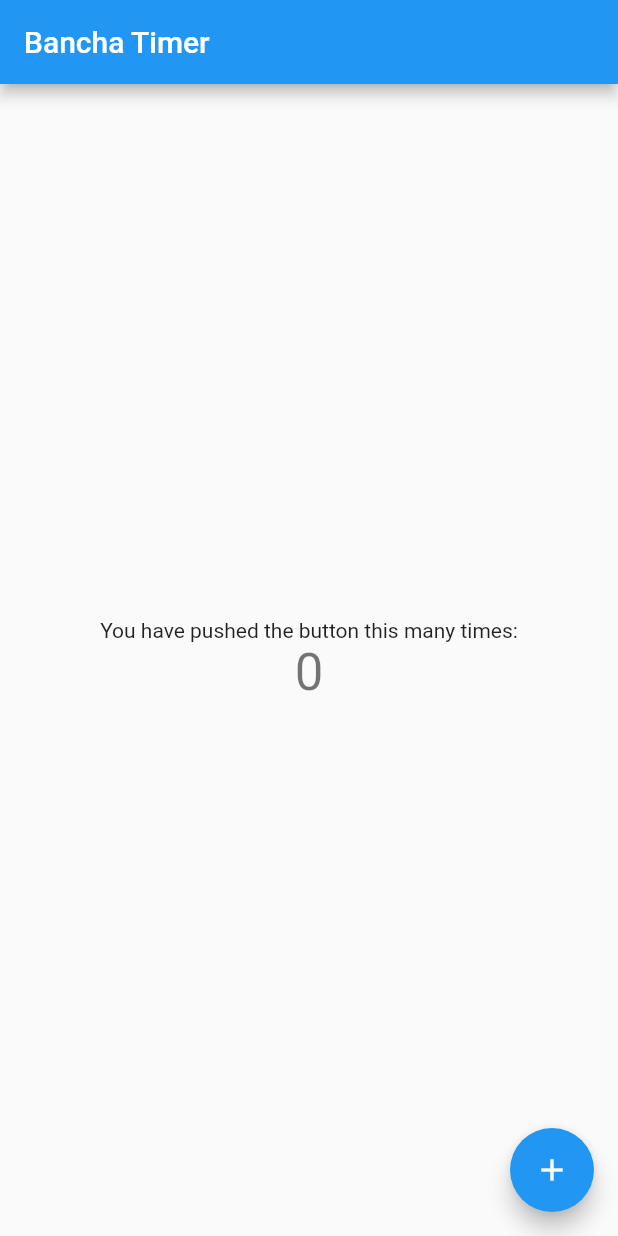
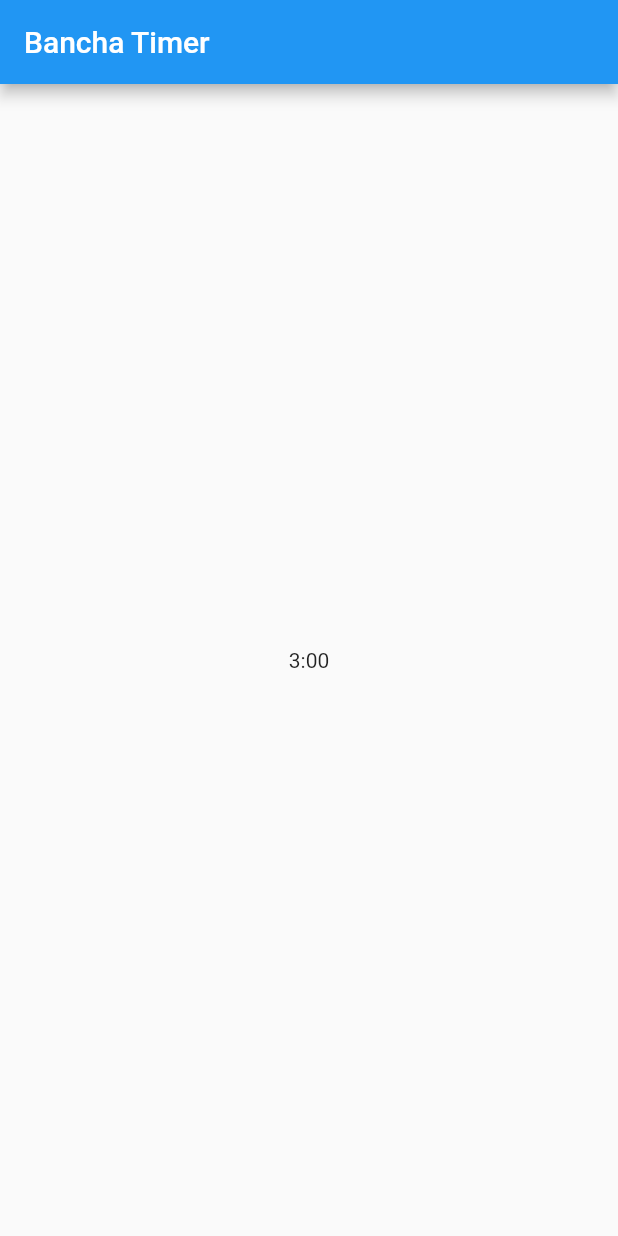
Before and after one commit to bancha-project/bancha-timer, a Flutter app: the screen it shows after launch, on a phone screen of 412 x 824 dp. Run offline on Flutter 3.47's test engine with Material 2 defaults, Android fonts, the light colour scheme and no system bars.

Commit message:
replace template page to top page

```diff
--- a/lib/main.dart
+++ b/lib/main.dart
@@ -10,53 +10,24 @@ class MyApp extends StatelessWidget {
       theme: ThemeData(
         primarySwatch: Colors.blue,
       ),
-      home: MyHomePage(title: 'Bancha Timer'),
+      home: TopPage(title: 'Bancha Timer'),
     );
   }
 }
 
-class MyHomePage extends StatefulWidget {
-  MyHomePage({Key key, this.title}) : super(key: key);
+class TopPage extends StatelessWidget {
+  TopPage({Key key, this.title}) : super(key: key);
 
   final String title;
-
-  @override
-  _MyHomePageState createState() => _MyHomePageState();
-}
-
-class _MyHomePageState extends State<MyHomePage> {
-  int _counter = 0;
-
-  void _incrementCounter() {
-    setState(() {
-      _counter++;
-    });
-  }
 
   @override
   Widget build(BuildContext context) {
     return Scaffold(
       appBar: AppBar(
-        title: Text(widget.title),
+        title: Text(title)
       ),
       body: Center(
-        child: Column(
-          mainAxisAlignment: MainAxisAlignment.center,
-          children: <Widget>[
-            Text(
-              'You have pushed the button this many times:',
-            ),
-            Text(
-              '$_counter',
-              style: Theme.of(context).textTheme.display1,
-            ),
-          ],
-        ),
-      ),
-      floatingActionButton: FloatingActionButton(
-        onPressed: _incrementCounter,
-        tooltip: 'Increment',
-        child: Icon(Icons.add),
+        child: Text("3:00"),
       ),
     );
   }
```
